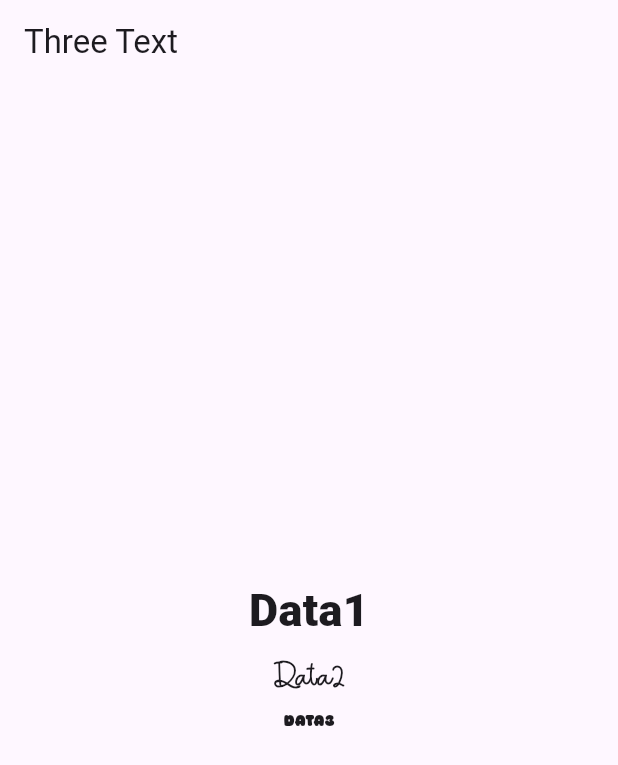
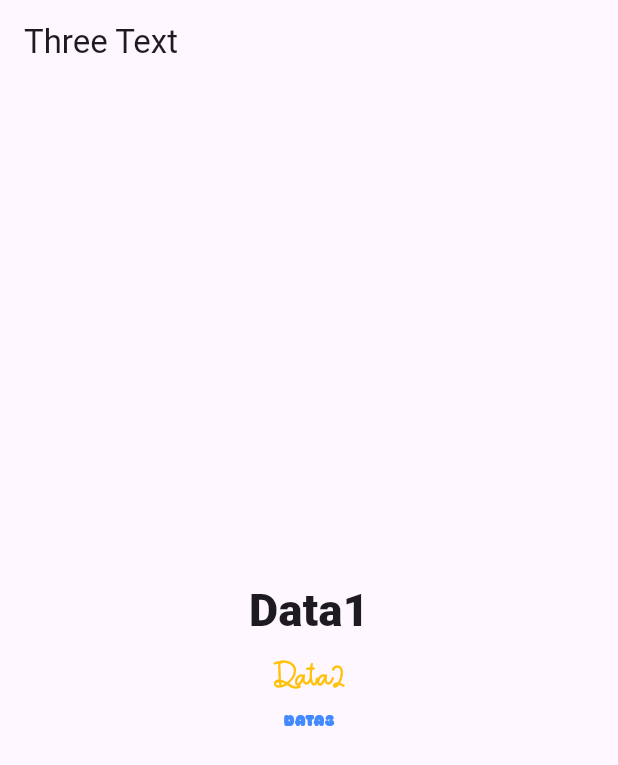
Before and after one commit to hahoangphuc20020461/threetext, a Flutter app: the screen it shows after launch, on a phone screen of 412 x 824 dp. Shown: the top 765 px of the screen. Run offline on Flutter 3.47's test engine with Material 3 defaults, Android fonts, the phone set to English and light mode, and no system bars.

Commit message:
update color

```diff
--- a/lib/three_text.dart
+++ b/lib/three_text.dart
@@ -28,6 +28,7 @@ class _ThreeTextPageState extends State<ThreeTextPage> {
             Padding(padding: EdgeInsets.only(bottom: 8)),
             Text('Data2',
             style: TextStyle(
+              color: Colors.amber,
               fontSize: 20,
               fontWeight: FontWeight.w600,
               fontFamily: 'happyswirly'
@@ -35,6 +36,7 @@ class _ThreeTextPageState extends State<ThreeTextPage> {
             Padding(padding: EdgeInsets.only(bottom: 8)),
             Text('Data3',
             style: TextStyle(
+              color: Colors.blueAccent,
               fontSize: 10,
               fontWeight: FontWeight.w300,
               fontFamily: 'atop'
```
